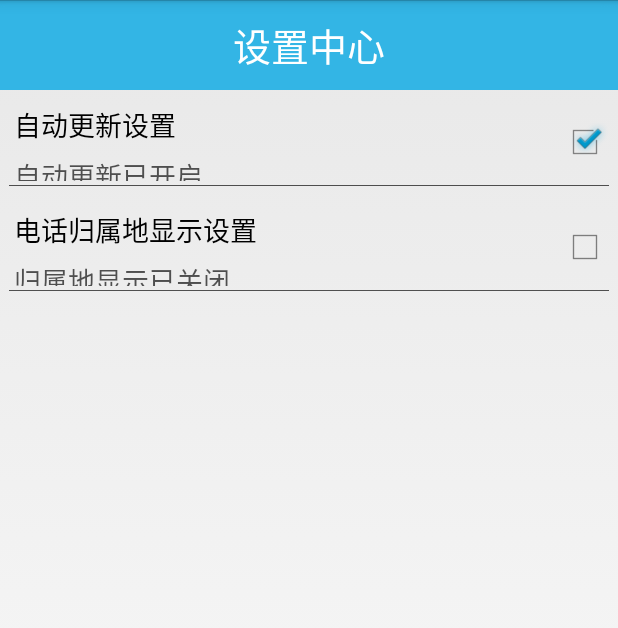
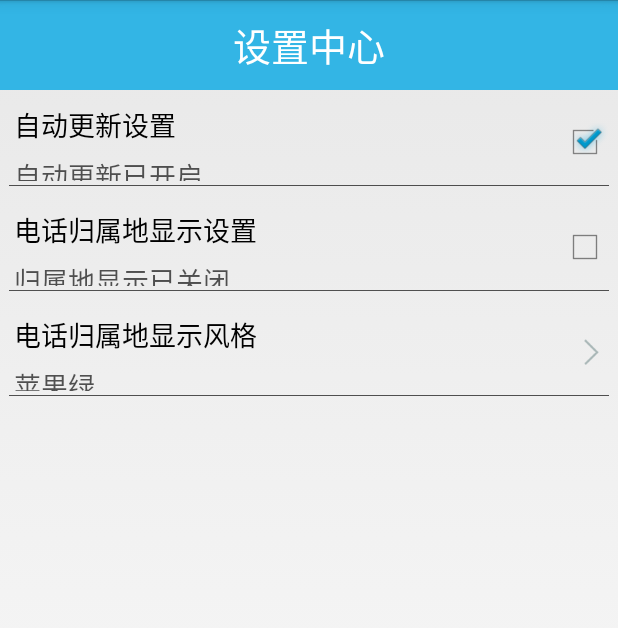
Before and after one commit to Adolphsa/MobileSafe, an Android app: the Setting screen opened directly, with no data from a screen before it, on a phone screen of 412 x 824 dp. Shown: the top 628 px of the screen. Run offline under Robolectric (Android 15) with nearby library versions, the phone set to English and light mode, and no system bars; network calls fail.

Commit message:
2016/05/20  电话归属地显示风格（未完成）

```diff
--- /dev/null
+++ b/app/src/main/java/com/zividig/mobilesafe/activity/customView/SettingItemClickView.java
@@ -0,0 +1,53 @@
+package com.zividig.mobilesafe.activity.customView;
+
+import android.content.Context;
+import android.util.AttributeSet;
+import android.widget.CheckBox;
+import android.widget.RelativeLayout;
+import android.widget.TextView;
+
+import com.zividig.mobilesafe.R;
+
+/**
+ * 设置菜单自定义的布局
+ * Created by Administrator on 2016-04-21.
+ */
+public class SettingItemClickView extends RelativeLayout {
+
+    private static final String NAMESPACE = "http://schemas.android.com/apk/res-auto";
+
+    private TextView tvItemTitle;
+    private TextView tvItemDesrc;
+
+
+    public SettingItemClickView(Context context) {
+        super(context);
+        initView();
+    }
+
+    public SettingItemClickView(Context context, AttributeSet attrs) {
+        super(context, attrs);
+
+        initView();
+    }
+
+    public SettingItemClickView(Context context, AttributeSet attrs, int defStyleAttr) {
+        super(context, attrs, defStyleAttr);
+        initView();
+    }
+
+    private void initView(){
+        SettingItemClickView.inflate(getContext(), R.layout.layout_setting_item_click,this);
+        tvItemTitle = (TextView) findViewById(R.id.tv_setting_item_title);
+        tvItemDesrc = (TextView) findViewById(R.id.tv_setting_item_desrc);
+    }
+
+
+    public void setTvItemTitle(String text){
+        tvItemTitle.setText(text);
+    }
+
+    public void setTvItemDesrc(String text){
+        tvItemDesrc.setText(text);
+    }
+}
--- a/app/src/main/java/com/zividig/mobilesafe/activity/view/Setting.java
+++ b/app/src/main/java/com/zividig/mobilesafe/activity/view/Setting.java
@@ -7,6 +7,7 @@ import android.os.Bundle;
 import android.view.View;
 
 import com.zividig.mobilesafe.R;
+import com.zividig.mobilesafe.activity.customView.SettingItemClickView;
 import com.zividig.mobilesafe.activity.customView.SettingItemView;
 import com.zividig.mobilesafe.activity.service.PhoneAddressService;
 import com.zividig.mobilesafe.activity.view.atools.ServiceStateCheck;
@@ -28,8 +29,9 @@ public class Setting extends Activity {
 
         mPref = getSharedPreferences("config", MODE_PRIVATE);
 
-       initAutoUpdate();
-       initPhoneAddress();
+        initAutoUpdate();
+        initPhoneAddress();
+        initPhoneAddressStyle();
     }
 
     //自动更新开关
@@ -49,10 +51,10 @@ public class Setting extends Activity {
             public void onClick(View v) {
                 if (sivAutoUpdate.isCheck()){
                     sivAutoUpdate.setCbItem(false);
-                    mPref.edit().putBoolean("auto_update",false).commit();
+                    mPref.edit().putBoolean("auto_update",false).apply();
                 }else {
                     sivAutoUpdate.setCbItem(true);
-                    mPref.edit().putBoolean("auto_update",false).commit();
+                    mPref.edit().putBoolean("auto_update",false).apply();
                 }
             }
         });
@@ -76,11 +78,25 @@ public class Setting extends Activity {
                 if (sivPhoneAddress.isCheck()){
                     sivPhoneAddress.setCbItem(false);
                     stopService(intent); //停止服务
+                    mPref.edit().putBoolean("phone_address_service",false).apply();
                 }else {
                     sivPhoneAddress.setCbItem(true);
                     startService(intent); //开始服务
+                    mPref.edit().putBoolean("phone_address_service",true).apply();
                 }
             }
         });
     }
+
+    //电话归属地的风格
+    private void initPhoneAddressStyle(){
+        SettingItemClickView sicv = (SettingItemClickView) findViewById(R.id.siv_setting_phone_address_style);
+        sicv.setTvItemDesrc("苹果绿");
+        sicv.setOnClickListener(new View.OnClickListener() {
+            @Override
+            public void onClick(View v) {
+                System.out.println("电话归属地被点击了");
+            }
+        });
+    }
 }
--- a/app/src/main/java/com/zividig/mobilesafe/activity/view/SplashActivity.java
+++ b/app/src/main/java/com/zividig/mobilesafe/activity/view/SplashActivity.java
@@ -26,6 +26,7 @@ import com.lidroid.xutils.exception.HttpException;
 import com.lidroid.xutils.http.ResponseInfo;
 import com.lidroid.xutils.http.callback.RequestCallBack;
 import com.zividig.mobilesafe.R;
+import com.zividig.mobilesafe.activity.service.PhoneAddressService;
 
 import org.json.JSONException;
 import org.json.JSONObject;
@@ -88,6 +89,11 @@ public class SplashActivity extends Activity {
             mHandler.sendEmptyMessageDelayed(CODE_ENTER_MAIN_ACTIVITY, 1000);
         }
 
+        //判断是否需要需要启动电话归属地查询服务
+        boolean phoneAddress = mPref.getBoolean("phone_address_service",false);
+        if (phoneAddress){
+            startService(new Intent(this, PhoneAddressService.class));
+        }
     }
 
     /**
--- a/app/src/main/res/layout/activity_setting.xml
+++ b/app/src/main/res/layout/activity_setting.xml
@@ -28,4 +28,10 @@
         customSettingItem:itemDesc_on="归属地显示已开启"
         customSettingItem:itemDesc_off="归属地显示已关闭" />
 
+    <com.zividig.mobilesafe.activity.customView.SettingItemClickView
+        android:id="@+id/siv_setting_phone_address_style"
+        android:layout_width="match_parent"
+        android:layout_height="wrap_content"
+        />
+
 </LinearLayout>
--- /dev/null
+++ b/app/src/main/res/layout/layout_setting_item_click.xml
@@ -0,0 +1,39 @@
+<?xml version="1.0" encoding="utf-8"?>
+    <RelativeLayout
+        xmlns:android="http://schemas.android.com/apk/res/android"
+        android:layout_width="match_parent"
+        android:layout_height="70dp"
+        android:padding="6dp"
+        >
+        <TextView
+            android:id="@+id/tv_setting_item_title"
+            android:layout_width="wrap_content"
+            android:layout_height="wrap_content"
+            android:textSize="18sp"
+            android:padding="3dp"
+            android:textColor="@android:color/black"
+            android:text="电话归属地显示风格"
+            />
+        <TextView
+            android:id="@+id/tv_setting_item_desrc"
+            android:layout_width="wrap_content"
+            android:layout_height="wrap_content"
+            android:layout_below="@+id/tv_setting_item_title"
+            android:textSize="18sp"
+            android:textColor="#a000"
+            android:padding="3dp"
+            />
+        <ImageView
+            android:layout_width="wrap_content"
+            android:layout_height="wrap_content"
+            android:layout_alignParentRight="true"
+            android:layout_centerVertical="true"
+            android:src="@mipmap/right_icon"
+            />
+        <View
+            android:layout_width="match_parent"
+            android:layout_height="0.2dp"
+            android:background="#a000"
+            android:layout_alignParentBottom="true"
+            />
+    </RelativeLayout>
```
Also changed, not shown: app/src/main/java/com/zividig/mobilesafe/activity/service/PhoneAddressService.java (+33 -2 lines), app/src/main/res/mipmap-xhdpi/right_icon.png (added).
